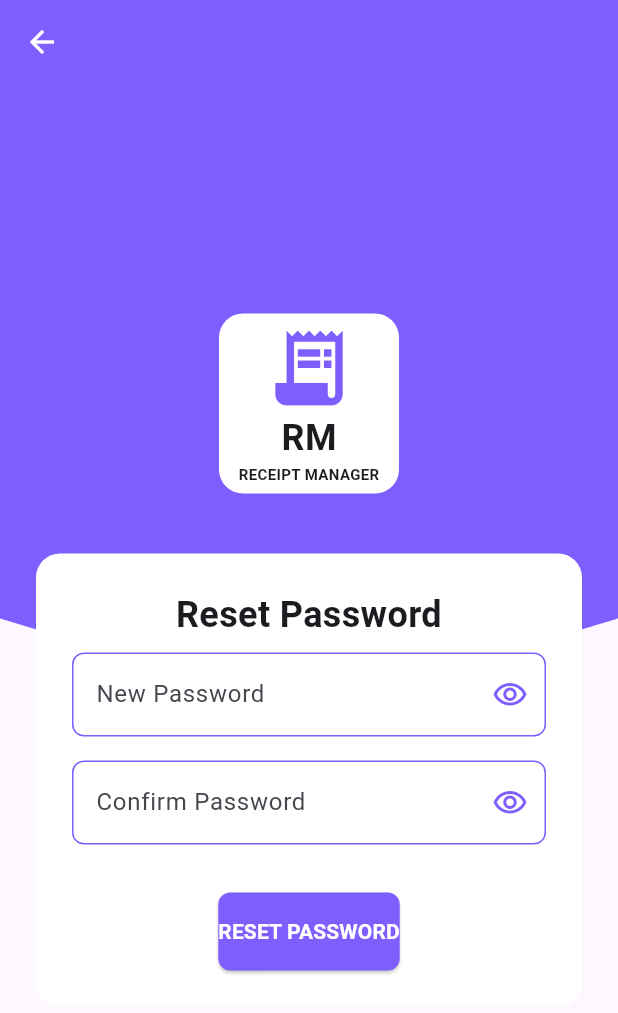
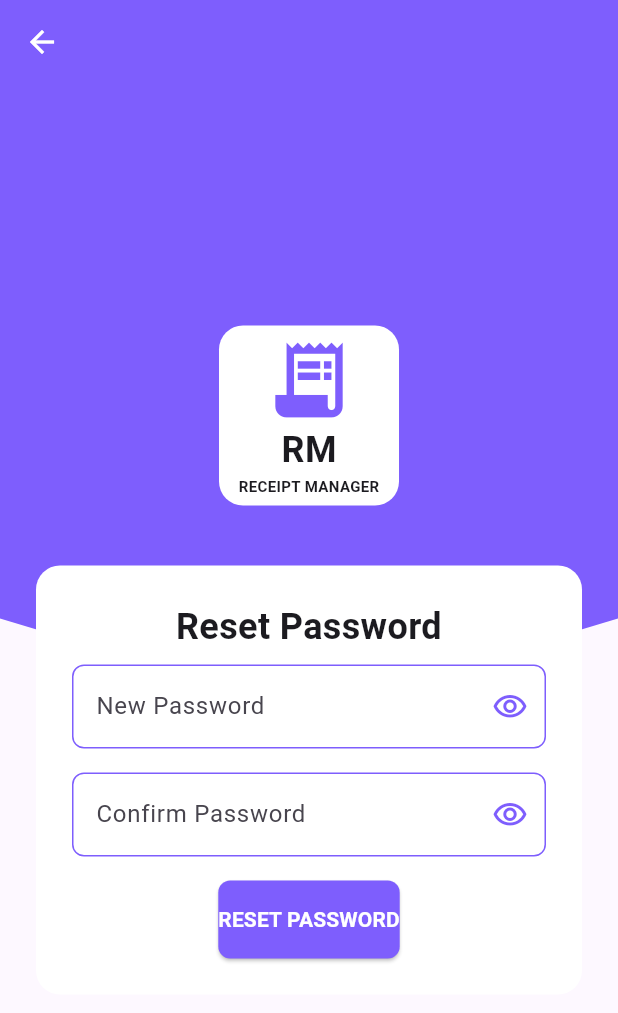
Before and after one commit to Siyasehrawat/Butterfly-technology-manage-receipts-frontend, a Flutter app: the ResetPasswordScreen screen opened directly with empty values, on a phone screen of 412 x 824 dp. Shown: the top 1013 px of the screen. Run offline on Flutter 3.47's test engine with Material 3 defaults, Android fonts, the phone set to English and light mode, and no system bars; our stand-ins replace image_picker, logger.

Commit message:
Update reset_password_screen.dart

```diff
--- a/lib/screens/reset_password_screen.dart
+++ b/lib/screens/reset_password_screen.dart
@@ -4,7 +4,7 @@ import 'package:http/http.dart' as http;
 import 'package:logger/logger.dart';
 import 'sign_in_screen.dart';
 import '../widgets/app_logo.dart';
-import '../widgets/curved_background.dart'; // Ensure this file exists
+import '../widgets/curved_background.dart';
 
 class ResetPasswordScreen extends StatefulWidget {
   final String email;
@@ -185,7 +185,19 @@ class _ResetPasswordScreenState extends State<ResetPasswordScreen> {
                             return null;
                           },
                         ),
-                        const SizedBox(height: 32),
+                        const SizedBox(height: 16),
+                        if (_errorMessage != null)
+                          Padding(
+                            padding: const EdgeInsets.only(bottom: 16),
+                            child: Text(
+                              _errorMessage!,
+                              style: const TextStyle(
+                                color: Colors.red,
+                                fontSize: 14,
+                              ),
+                              textAlign: TextAlign.center,
+                            ),
+                          ),
                         ElevatedButton(
                           onPressed: _isLoading ? null : _resetPassword,
                           child: _isLoading
```
